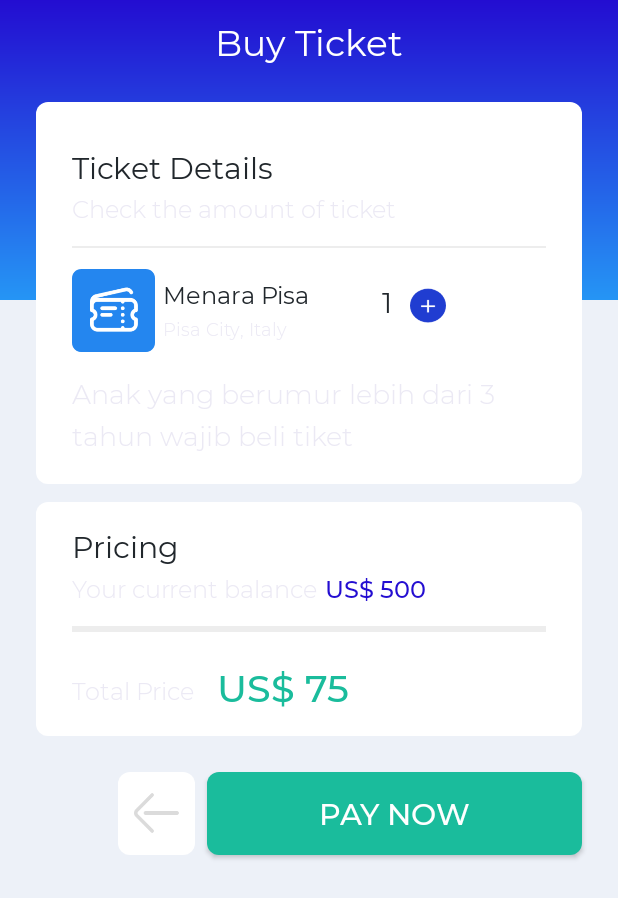
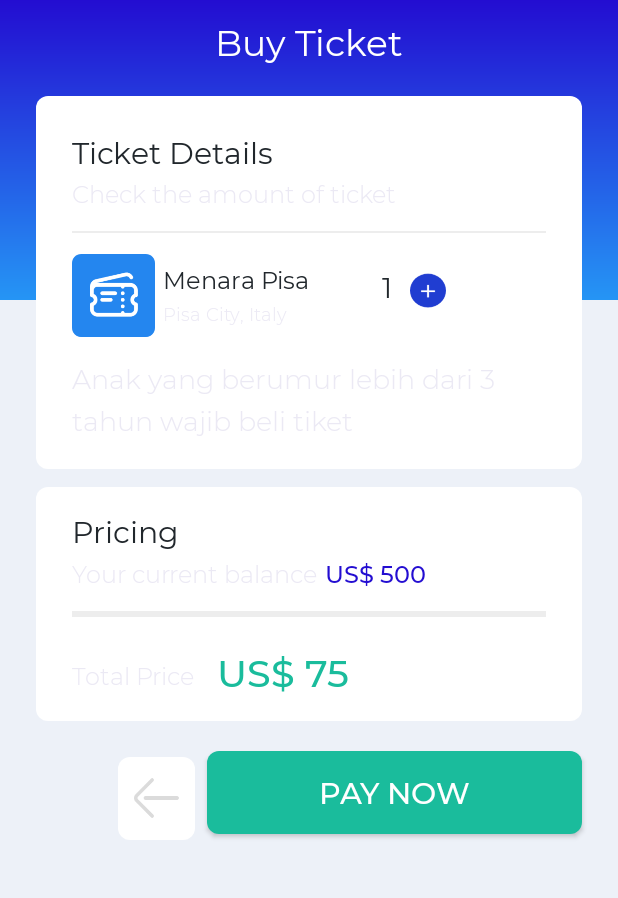
Before and after one commit to loxave/MyTicket, an Android app: the TicketCheckoutActivity screen opened directly, with no data from a screen before it, on a phone screen of 412 x 824 dp. Shown: the top 898 px of the screen. Run offline under Robolectric (Android 15) with nearby library versions, the phone set to English and light mode, and no system bars.

Commit message:
initial commit

```diff
--- a/app/build.gradle
+++ b/app/build.gradle
@@ -1,5 +1,6 @@
 plugins {
     id 'com.android.application'
+    id 'com.google.gms.google-services'
 }
 
 android {
@@ -33,6 +34,8 @@ dependencies {
     implementation 'com.google.android.material:material:1.3.0'
     implementation 'androidx.constraintlayout:constraintlayout:2.0.4'
     implementation 'com.github.florent37:shapeofview:1.3.2'
+    implementation 'com.google.firebase:firebase-database:19.6.0'
+    implementation 'com.google.firebase:firebase-storage:19.2.1'
     testImplementation 'junit:junit:4.+'
     androidTestImplementation 'androidx.test.ext:junit:1.1.2'
     androidTestImplementation 'androidx.test.espresso:espresso-core:3.3.0'
--- a/app/src/main/java/com/z4r17/tiketsaya/TicketCheckoutActivity.java
+++ b/app/src/main/java/com/z4r17/tiketsaya/TicketCheckoutActivity.java
@@ -15,7 +15,7 @@ import android.widget.TextView;
 public class TicketCheckoutActivity extends AppCompatActivity {
 
     Button btn_buy_ticket, btn_minus, btn_plus;
-    LinearLayout btn_back_to_dashboard;
+    LinearLayout btn_back_to_ticket_detail;
     TextView text_ticketTotal, text_myBalance, text_totalCost;
     Integer valueTicketTotal = 1;
     Integer myBalance = 500;
@@ -33,6 +33,7 @@ public class TicketCheckoutActivity extends AppCompatActivity {
         text_ticketTotal = findViewById(R.id.text_ticketTotal);
 
         btn_buy_ticket = findViewById(R.id.btn_buy_ticket);
+        btn_back_to_ticket_detail = findViewById(R.id.btn_back_to_ticket_detail);
         money_notice = findViewById(R.id.money_notice);
 
         text_myBalance = findViewById(R.id.text_myBalance);
@@ -83,10 +84,10 @@ public class TicketCheckoutActivity extends AppCompatActivity {
             }
         });
 
-        btn_back_to_dashboard = findViewById(R.id.btn_back_to_dashboard);
-        btn_back_to_dashboard.setOnClickListener(view -> {
-            Intent backToDashboard = new Intent(TicketCheckoutActivity.this, HomeActivity.class);
-            startActivity(backToDashboard);
+
+        btn_back_to_ticket_detail.setOnClickListener(view -> {
+            Intent backToPreviously = new Intent(TicketCheckoutActivity.this, TicketDetailActivity.class);
+            startActivity(backToPreviously);
         });
 
         btn_buy_ticket.setOnClickListener(view -> {
--- a/app/src/main/res/layout/activity_edit_profile.xml
+++ b/app/src/main/res/layout/activity_edit_profile.xml
@@ -271,7 +271,7 @@
                 android:id="@+id/btn_continue"
                 android:layout_width="250dp"
                 android:layout_height="55dp"
-                android:layout_marginTop="28dp"
+                android:layout_marginTop="18dp"
                 android:layout_marginEnd="20dp"
                 android:background="@drawable/bg_btn_blue_primary"
                 android:fontFamily="@font/montserrat_medium"
@@ -285,7 +285,7 @@
                 android:id="@+id/btn_back"
                 android:layout_width="51dp"
                 android:layout_height="56dp"
-                android:layout_marginTop="28dp"
+                android:layout_marginTop="18dp"
                 android:layout_marginEnd="8dp"
                 android:background="@drawable/bg_layout_white"
                 android:gravity="center"
--- a/app/src/main/res/layout/activity_my_profile.xml
+++ b/app/src/main/res/layout/activity_my_profile.xml
@@ -67,7 +67,7 @@
         android:layout_width="wrap_content"
         android:layout_height="wrap_content"
         android:layout_marginStart="8dp"
-        android:layout_marginTop="16dp"
+        android:layout_marginTop="8dp"
         android:layout_marginEnd="8dp"
         android:fontFamily="@font/montserrat_light"
         android:text="Traveller"
@@ -244,7 +244,7 @@
         android:layout_width="300dp"
         android:layout_height="50dp"
         android:layout_marginStart="24dp"
-        android:layout_marginTop="16dp"
+        android:layout_marginTop="14dp"
         android:layout_marginEnd="24dp"
         android:background="@drawable/bg_btn_blue_primary"
         android:fontFamily="@font/montserrat_medium"
--- a/app/src/main/res/layout/activity_splash.xml
+++ b/app/src/main/res/layout/activity_splash.xml
@@ -28,7 +28,7 @@
         android:layout_marginStart="8dp"
         android:fontFamily="@font/montserrat_light"
         android:text="@string/slogan"
-        android:textColor="@color/grayPrimary"
+        android:textColor="#5D9997AD"
         android:textSize="22sp"
         app:layout_constraintEnd_toEndOf="parent"
         app:layout_constraintStart_toStartOf="parent"
--- a/app/src/main/res/layout/activity_ticket_checkout.xml
+++ b/app/src/main/res/layout/activity_ticket_checkout.xml
@@ -38,11 +38,11 @@
         android:layout_height="wrap_content"
         android:layout_marginStart="24dp"
         android:layout_marginEnd="24dp"
-        android:layout_marginTop="24dp"
+        android:layout_marginTop="20dp"
         android:background="@drawable/bg_layout_white"
         android:orientation="vertical"
         android:paddingLeft="24dp"
-        android:paddingTop="30dp"
+        android:paddingTop="24dp"
         android:paddingRight="24dp"
         android:paddingBottom="20dp"
         app:layout_constraintEnd_toEndOf="parent"
@@ -251,7 +251,7 @@
         android:id="@+id/btn_buy_ticket"
         android:layout_width="250dp"
         android:layout_height="55dp"
-        android:layout_marginTop="24dp"
+        android:layout_marginTop="20dp"
         android:layout_marginEnd="24dp"
         android:background="@drawable/bg_btn_green_primary"
         android:fontFamily="@font/montserrat_medium"
@@ -262,7 +262,7 @@
         app:layout_constraintTop_toBottomOf="@+id/linearLayout3" />
 
     <LinearLayout
-        android:id="@+id/btn_back_to_dashboard"
+        android:id="@+id/btn_back_to_ticket_detail"
         android:layout_width="51dp"
         android:layout_height="55dp"
         android:layout_marginTop="24dp"
--- a/build.gradle
+++ b/build.gradle
@@ -6,6 +6,7 @@ buildscript {
     }
     dependencies {
         classpath "com.android.tools.build:gradle:4.1.2"
+        classpath 'com.google.gms:google-services:4.3.5'
 
         // NOTE: Do not place your application dependencies here; they belong
         // in the individual module build.gradle files
```
Also changed, not shown: app/src/main/java/com/z4r17/tiketsaya/SuccessBuyTicketActivity.java (+4 -4 lines), app/src/main/res/layout/activity_my_ticket_detail.xml (+5 -5 lines), app/src/main/res/layout/activity_ticket_detail.xml (+4 -4 lines).
